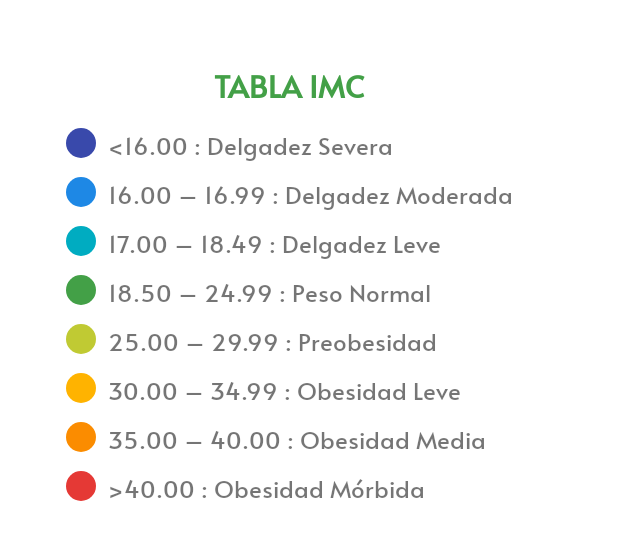
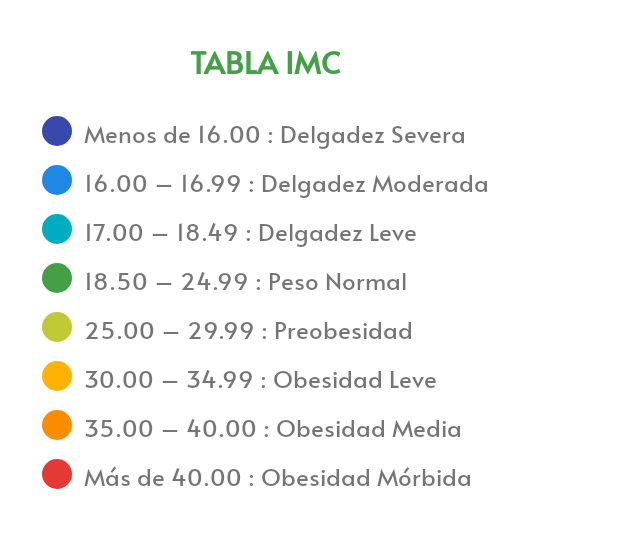
Before and after one commit to Druscky/IMC_Marcos, an Android app: the layout tabla_imc.xml on its own in the app's theme, with its tools: preview values and no code run, on a phone screen of 412 x 824 dp. Shown: the top 540 px of the screen. Run offline under Robolectric (Android 15) with nearby library versions, the phone set to English and light mode, and no system bars; Roboto replaces fonts that are not available here.

Commit message:
Retoques finales 2

```diff
--- a/app/src/main/res/layout/tabla_imc.xml
+++ b/app/src/main/res/layout/tabla_imc.xml
@@ -4,18 +4,16 @@
     android:id="@+id/LinearLayoutParent"
     android:layout_width="wrap_content"
     android:layout_height="wrap_content"
-    android:layout_margin="16dp"
     android:orientation="vertical"
-    android:paddingStart="24dp"
-    android:paddingTop="24dp">
+    android:padding="24dp">
 
     <TextView
         android:id="@+id/tvTituloAlert"
         android:layout_width="match_parent"
         android:layout_height="wrap_content"
         android:fontFamily="@font/alata_regular"
-        android:paddingBottom="8dp"
-        android:text="TABLA IMC"
+        android:paddingBottom="16dp"
+        android:text="@string/tabla_imc"
         android:textAlignment="center"
         android:textColor="@color/normal"
         android:textSize="20sp"
--- a/app/src/main/res/values/strings.xml
+++ b/app/src/main/res/values/strings.xml
@@ -1,15 +1,16 @@
 <resources>
     <string name="app_name">Calculadora IMC</string>
+    <string name="tabla_imc">TABLA IMC</string>
     <string name="aceptar">Aceptar</string>
     <string name="altura">Altura</string>
     <string name="peso">Peso</string>
     <string name="tabla_peso">Tabla de Pesos</string>
-    <string name="delgadez_severa">&lt;16.00 : Delgadez Severa</string>
+    <string name="delgadez_severa">Menos de 16.00 : Delgadez Severa</string>
     <string name="delgadez_moderada">16.00 – 16.99 : Delgadez Moderada</string>
     <string name="delgadez_leve">17.00 – 18.49 : Delgadez Leve</string>
     <string name="normal">18.50 – 24.99 : Peso Normal</string>
     <string name="preobesidad">25.00 – 29.99 : Preobesidad</string>
     <string name="obesidad_leve">30.00 – 34.99 : Obesidad Leve</string>
     <string name="obesidad_media">35.00 – 40.00 : Obesidad Media</string>
-    <string name="obesidad_morbida">&gt;40.00 : Obesidad Mórbida</string>
+    <string name="obesidad_morbida">Más de 40.00 : Obesidad Mórbida</string>
 </resources>
```
